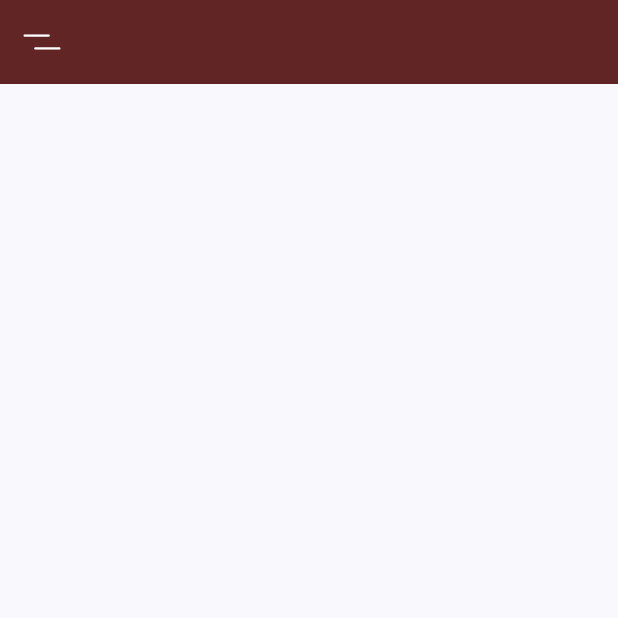
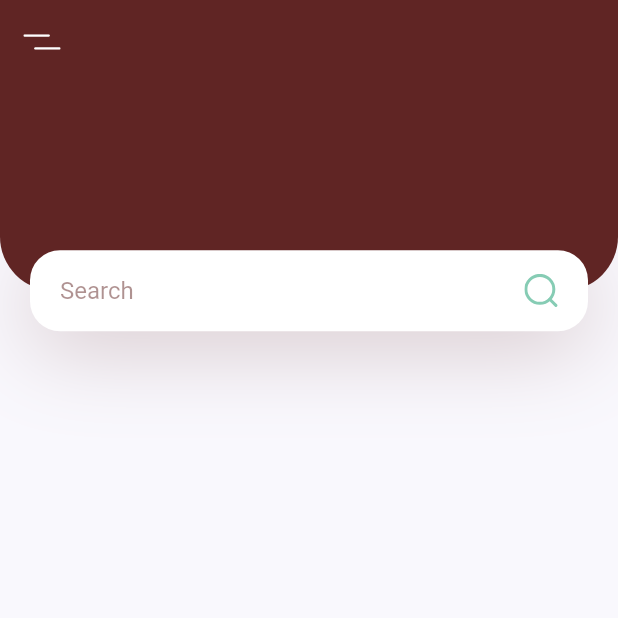
Before and after one commit to tom-kelly25/doggy-details, a Flutter app: the screen it shows after launch, on a phone screen of 412 x 824 dp, the top half of it. Run offline on Flutter 3.47's test engine with Material 2 defaults, Android fonts, the phone set to English and light mode, and no system bars; our stand-ins replace flutter_svg.

Commit message:
dev 17:43 18/02

```diff
--- /dev/null
+++ b/doggy_details/lib/screens/home/components/body.dart
@@ -0,0 +1,76 @@
+import 'package:flutter/material.dart';
+import 'package:doggy_details/constants.dart';
+import 'package:flutter_svg/flutter_svg.dart';
+
+class body extends StatelessWidget {
+  @override
+  Widget build(BuildContext context) {
+    Size size = MediaQuery.of(context).size;
+    // it enable scrolling on small device
+    return SingleChildScrollView(
+        child: Column(
+            crossAxisAlignment: CrossAxisAlignment.start,
+            children: <Widget>[
+          Container(
+            height: size.height * 0.2,
+            child: Stack(
+              children: <Widget>[
+                Container(
+                  height: size.height * 0.2 - 27,
+                  decoration: BoxDecoration(
+                    color: kPrimaryColor,
+                    borderRadius: BorderRadius.only(
+                      bottomLeft: Radius.circular(36),
+                      bottomRight: Radius.circular(36),
+                    ),
+                  ),
+                ),
+                Positioned(
+                  bottom: 0,
+                  left: 0,
+                  right: 0,
+                  child: Container(
+                    alignment: Alignment.center,
+                    margin: EdgeInsets.symmetric(horizontal: kDefaultPadding),
+                    padding: EdgeInsets.symmetric(horizontal: kDefaultPadding),
+                    height: 54,
+                    decoration: BoxDecoration(
+                      color: Colors.white,
+                      borderRadius: BorderRadius.circular(20),
+                      boxShadow: [
+                        BoxShadow(
+                          offset: Offset(0, 10),
+                          blurRadius: 50,
+                          color: kPrimaryColor.withOpacity(0.23),
+                        ),
+                      ],
+                    ),
+                    child: Row(
+                      children: <Widget>[
+                        Expanded(
+                          child: TextField(
+                            onChanged: (value) {},
+                            decoration: InputDecoration(
+                              hintText: "Search",
+                              hintStyle: TextStyle(
+                                color: kPrimaryColor.withOpacity(0.5),
+                              ),
+                              enabledBorder: InputBorder.none,
+                              focusedBorder: InputBorder.none,
+                              // surffix isn't working properly  with SVG
+                              // thats why we use row
+                              // suffixIcon: SvgPicture.asset("assets/icons/search.svg"),
+                            ),
+                          ),
+                        ),
+                        SvgPicture.asset("assets/icons/search.svg"),
+                      ],
+                    ),
+                  ),
+                ),
+              ],
+            ),
+          )
+        ]));
+  }
+}
--- a/doggy_details/lib/screens/home/home.dart
+++ b/doggy_details/lib/screens/home/home.dart
@@ -1,18 +1,25 @@
 import 'package:doggy_details/constants.dart';
 import 'package:flutter/material.dart';
 import 'package:flutter_svg/flutter_svg.dart';
+import 'package:doggy_details/screens/home/components/body.dart';
 
 class HomeScreen extends StatelessWidget {
   @override
   Widget build(BuildContext context) {
     return Scaffold(
-      appBar: AppBar(
-          backgroundColor: kPrimaryColor,
-          elevation: 0,
-          leading: IconButton(
-            icon: SvgPicture.asset("assets/icons/menu.svg"),
-            onPressed: () {},
-          )),
+      appBar: buildAppBar(),
+      body: body(),
+    );
+  }
+
+  AppBar buildAppBar() {
+    return AppBar(
+      backgroundColor: kPrimaryColor,
+      elevation: 0,
+      leading: IconButton(
+        icon: SvgPicture.asset("assets/icons/menu.svg"),
+        onPressed: () {},
+      ),
     );
   }
 }
```
